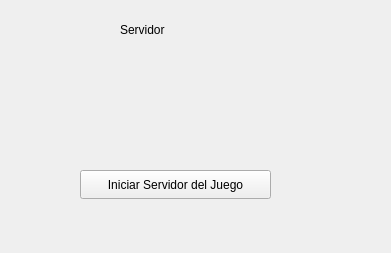
rayo17/Proyecto1Datos2, file ServidorGame/servidorgame.ui: the form before one commit.
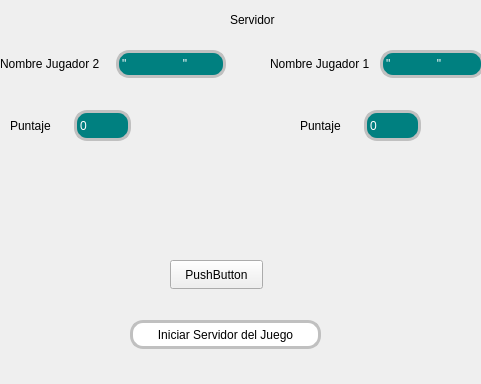
The form after the commit.

Commit message: se crea el json y una clase mensaje para enviar para rellenar el json

Patch:
```diff
--- a/ServidorGame/servidorgame.ui
+++ b/ServidorGame/servidorgame.ui
@@ -6,18 +6,57 @@
    <rect>
     <x>0</x>
     <y>0</y>
-    <width>391</width>
-    <height>253</height>
+    <width>481</width>
+    <height>384</height>
    </rect>
   </property>
   <property name="windowTitle">
    <string>ServidorGame</string>
   </property>
+  <property name="styleSheet">
+   <string notr="true">#puntaje1{
+	color : white;
+    qproperty-alignment: AlignCenter;
+    background: teal;
+    border :3px solid silver;
+   border-radius: 13px
+}
+#puntaje2
+{
+	color : white;
+    qproperty-alignmen t: AlignCenter;
+    background: teal;
+    border :3px solid silver;
+   border-radius: 13px
+}
+#name1 {
+
+	color : white;
+    qproperty-alignmen t: AlignCenter;
+    background: teal;
+    border :3px solid silver;
+   border-radius: 13px
+}
+
+#name2{
+	color : white;
+    qproperty-alignmen t: AlignCenter;
+    background: teal;
+    border :3px solid silver;
+   border-radius: 13px
+}
+#start{
+     background:white;
+	 border :3px solid silver;
+   border-radius: 13px;
+	
+}</string>
+  </property>
   <widget class="QLabel" name="label">
    <property name="geometry">
     <rect>
-     <x>120</x>
-     <y>20</y>
+     <x>230</x>
+     <y>10</y>
      <width>63</width>
      <height>20</height>
     </rect>
@@ -29,8 +68,8 @@
   <widget class="QPushButton" name="start">
    <property name="geometry">
     <rect>
-     <x>80</x>
-     <y>170</y>
+     <x>130</x>
+     <y>320</y>
      <width>191</width>
      <height>29</height>
     </rect>
@@ -39,6 +78,123 @@
     <string>Iniciar Servidor del Juego</string>
    </property>
   </widget>
+  <widget class="QWidget" name="layoutWidget">
+   <property name="geometry">
+    <rect>
+     <x>300</x>
+     <y>110</y>
+     <width>121</width>
+     <height>31</height>
+    </rect>
+   </property>
+   <layout class="QHBoxLayout" name="horizontalLayout_4">
+    <item>
+     <widget class="QLabel" name="label_3">
+      <property name="text">
+       <string>Puntaje</string>
+      </property>
+     </widget>
+    </item>
+    <item>
+     <widget class="QLabel" name="puntaje2">
+      <property name="text">
+       <string>0</string>
+      </property>
+     </widget>
+    </item>
+   </layout>
+  </widget>
+  <widget class="QWidget" name="layoutWidget">
+   <property name="geometry">
+    <rect>
+     <x>10</x>
+     <y>110</y>
+     <width>121</width>
+     <height>31</height>
+    </rect>
+   </property>
+   <layout class="QHBoxLayout" name="horizontalLayout">
+    <item>
+     <widget class="QLabel" name="label_2">
+      <property name="text">
+       <string>Puntaje</string>
+      </property>
+     </widget>
+    </item>
+    <item>
+     <widget class="QLabel" name="puntaje1">
+      <property name="text">
+       <string>0</string>
+      </property>
+     </widget>
+    </item>
+   </layout>
+  </widget>
+  <widget class="QWidget" name="layoutWidget">
+   <property name="geometry">
+    <rect>
+     <x>270</x>
+     <y>50</y>
+     <width>214</width>
+     <height>28</height>
+    </rect>
+   </property>
+   <layout class="QHBoxLayout" name="horizontalLayout_2">
+    <item>
+     <widget class="QLabel" name="name1L">
+      <property name="text">
+       <string>Nombre Jugador 1</string>
+      </property>
+     </widget>
+    </item>
+    <item>
+     <widget class="QLabel" name="name1">
+      <property name="text">
+       <string>&quot;              &quot;</string>
+      </property>
+     </widget>
+    </item>
+   </layout>
+  </widget>
+  <widget class="QWidget" name="layoutWidget">
+   <property name="geometry">
+    <rect>
+     <x>0</x>
+     <y>50</y>
+     <width>226</width>
+     <height>28</height>
+    </rect>
+   </property>
+   <layout class="QHBoxLayout" name="horizontalLayout_3">
+    <item>
+     <widget class="QLabel" name="name2L">
+      <property name="text">
+       <string>Nombre Jugador 2</string>
+      </property>
+     </widget>
+    </item>
+    <item>
+     <widget class="QLabel" name="name2">
+      <property name="text">
+       <string>&quot;                 &quot;</string>
+      </property>
+     </widget>
+    </item>
+   </layout>
+  </widget>
+  <widget class="QPushButton" name="enviarImagenes">
+   <property name="geometry">
+    <rect>
+     <x>170</x>
+     <y>260</y>
+     <width>93</width>
+     <height>29</height>
+    </rect>
+   </property>
+   <property name="text">
+    <string>PushButton</string>
+   </property>
+  </widget>
  </widget>
  <resources/>
  <connections/>
```
The commit also changes 107 other files.
